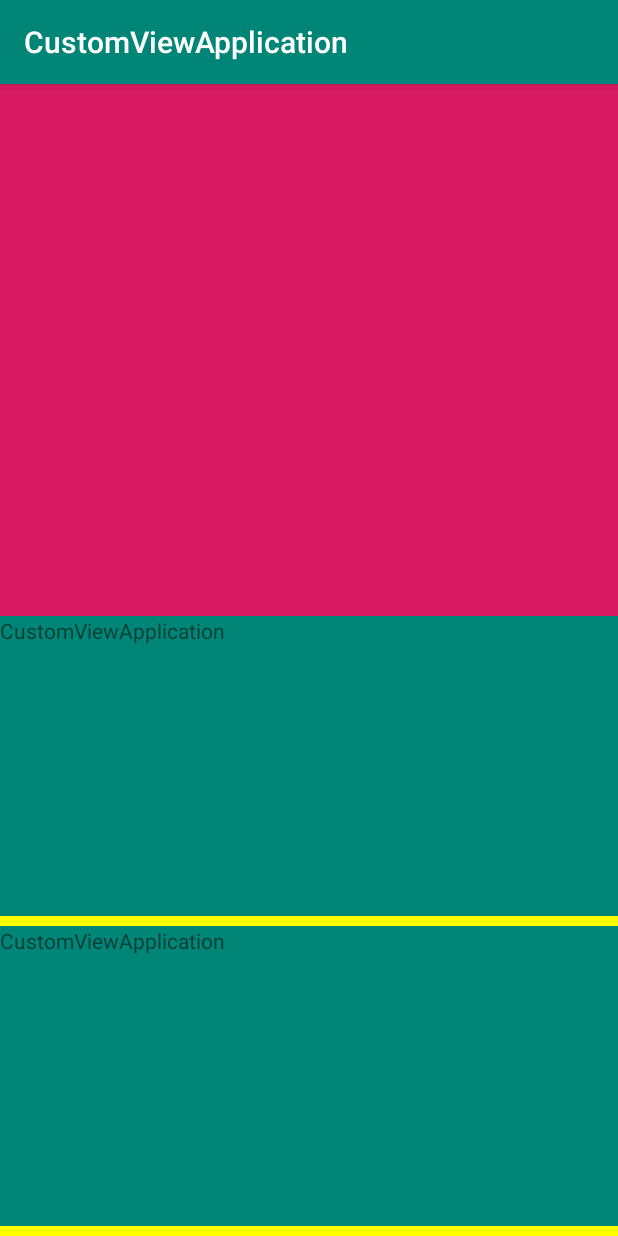
After one commit to kgbky/CustomViewDemo, an Android app: the NestedSlidingActivity screen opened directly, with no data from a screen before it, on a phone screen of 412 x 824 dp. The commit adds this screen. Run offline under Robolectric (Android 15) with nearby library versions, the phone set to English and light mode, and no system bars.

Commit message:
复习Android事件分发机制

```diff
--- a/app/build.gradle
+++ b/app/build.gradle
@@ -26,4 +26,6 @@ dependencies {
     testImplementation 'junit:junit:4.12'
     androidTestImplementation 'androidx.test.ext:junit:1.1.0'
     androidTestImplementation 'androidx.test.espresso:espresso-core:3.1.1'
+
+    implementation "androidx.recyclerview:recyclerview:1.1.0"
 }
--- a/app/src/main/AndroidManifest.xml
+++ b/app/src/main/AndroidManifest.xml
@@ -9,6 +9,7 @@
         android:roundIcon="@mipmap/ic_launcher_round"
         android:supportsRtl="true"
         android:theme="@style/AppTheme">
+        <activity android:name=".NestedSlidingActivity"></activity>
         <activity android:name=".MainActivity">
             <intent-filter>
                 <action android:name="android.intent.action.MAIN" />
--- a/app/src/main/java/com/example/customviewapplication/BaseButton.java
+++ b/app/src/main/java/com/example/customviewapplication/BaseButton.java
@@ -30,8 +30,7 @@ public class BaseButton extends androidx.appcompat.widget.AppCompatButton {
     @Override
     public boolean onTouchEvent(MotionEvent event) {
         Log.d(TAG, "onTouchEvent: " + event.getAction());
-        super.onTouchEvent(event);
-        return false;
+        return super.onTouchEvent(event);
     }
 
 }
--- /dev/null
+++ b/app/src/main/java/com/example/customviewapplication/NestedSlidingActivity.java
@@ -0,0 +1,97 @@
+package com.example.customviewapplication;
+
+import android.graphics.Canvas;
+import android.graphics.Color;
+import android.graphics.Paint;
+import android.graphics.Rect;
+import android.os.Bundle;
+import android.view.View;
+import android.view.ViewGroup;
+import android.widget.TextView;
+
+import androidx.annotation.NonNull;
+import androidx.appcompat.app.AppCompatActivity;
+import androidx.recyclerview.widget.LinearLayoutManager;
+import androidx.recyclerview.widget.RecyclerView;
+
+import static android.graphics.Paint.Style.FILL;
+
+public class NestedSlidingActivity extends AppCompatActivity {
+
+    @Override
+    protected void onCreate(Bundle savedInstanceState) {
+        super.onCreate(savedInstanceState);
+        setContentView(R.layout.activity_nested_sliding);
+
+        RecyclerView recyclerView = findViewById(R.id.recyclerView);
+        recyclerView.setLayoutManager(new LinearLayoutManager(this));
+        RecyclerView.Adapter listAdapter = new RecyclerView.Adapter<ViewHolder>() {
+
+            @NonNull
+            @Override
+            public ViewHolder onCreateViewHolder(@NonNull ViewGroup parent, int viewType) {
+                TextView tv = new TextView(parent.getContext());
+                tv.setLayoutParams(new RecyclerView.LayoutParams(
+                        RecyclerView.LayoutParams.MATCH_PARENT, 300));
+                tv.setText(R.string.app_name);
+                tv.setBackgroundResource(R.color.colorPrimary);
+                return new ViewHolder(tv);
+            }
+
+            @Override
+            public void onBindViewHolder(@NonNull ViewHolder holder, int position) {
+
+            }
+
+            @Override
+            public int getItemCount() {
+                return 30;
+            }
+        };
+        recyclerView.addItemDecoration(new RecyclerView.ItemDecoration() {
+
+            Paint paint = new Paint();
+            private final Rect mBounds = new Rect();
+
+            {
+                paint.setStyle(FILL);
+                paint.setAntiAlias(true);//抗锯齿
+                paint.setColor(Color.YELLOW);
+            }
+
+            @Override
+            public void onDraw(@NonNull Canvas c, @NonNull RecyclerView parent, @NonNull RecyclerView.State state) {
+            }
+
+            @Override
+            public void onDrawOver(@NonNull Canvas c, @NonNull RecyclerView parent, @NonNull RecyclerView.State state) {
+                c.save();
+                int childCount = parent.getChildCount();
+                for (int i = 0; i < childCount; i++) {
+                    final View child = parent.getChildAt(i);
+                    parent.getDecoratedBoundsWithMargins(child, mBounds);
+                    final int bottom = mBounds.bottom + Math.round(child.getTranslationY());
+                    final int top = bottom - 10;
+                    mBounds.set(0, top, parent.getWidth(), bottom);
+                    c.drawRect(mBounds, paint);
+                }
+                c.restore();
+            }
+
+            @Override
+            public void getItemOffsets(@NonNull Rect outRect, @NonNull View view,
+                                       @NonNull RecyclerView parent, @NonNull RecyclerView.State state) {
+                outRect.set(0, 0, 0, 10);
+            }
+        });
+        recyclerView.setAdapter(listAdapter);
+    }
+}
+
+class ViewHolder extends RecyclerView.ViewHolder {
+
+    public ViewHolder(@NonNull View itemView) {
+        super(itemView);
+    }
+
+}
--- a/app/src/main/res/layout/activity_main.xml
+++ b/app/src/main/res/layout/activity_main.xml
@@ -9,7 +9,7 @@
     <com.example.customviewapplication.BaseView
         android:layout_width="wrap_content"
         android:layout_height="wrap_content"
-        android:visibility="visible"
+        android:visibility="gone"
         app:layout_constraintStart_toStartOf="parent"
         app:layout_constraintTop_toTopOf="parent" />
 
--- /dev/null
+++ b/app/src/main/res/layout/activity_nested_sliding.xml
@@ -0,0 +1,25 @@
+<?xml version="1.0" encoding="utf-8"?>
+<com.example.customviewapplication.MyScrollView xmlns:android="http://schemas.android.com/apk/res/android"
+    xmlns:tools="http://schemas.android.com/tools"
+    android:layout_width="match_parent"
+    android:layout_height="match_parent"
+    tools:context=".NestedSlidingActivity">
+
+    <LinearLayout
+        android:layout_width="match_parent"
+        android:layout_height="wrap_content"
+        android:orientation="vertical">
+
+        <ImageView
+            android:id="@+id/iv_image"
+            android:layout_width="match_parent"
+            android:layout_height="400dp"
+            android:background="@color/colorAccent" />
+
+        <androidx.recyclerview.widget.RecyclerView
+            android:id="@+id/recyclerView"
+            android:layout_width="match_parent"
+            android:layout_height="wrap_content" />
+    </LinearLayout>
+
+</com.example.customviewapplication.MyScrollView>
```
Also changed, not shown: app/src/main/java/com/example/customviewapplication/BaseLayout.java (+8 -1 lines), app/src/main/java/com/example/customviewapplication/MainActivity.java (+8 -3 lines), app/src/main/java/com/example/customviewapplication/MyScrollView.java (added, +68 -0 lines).
